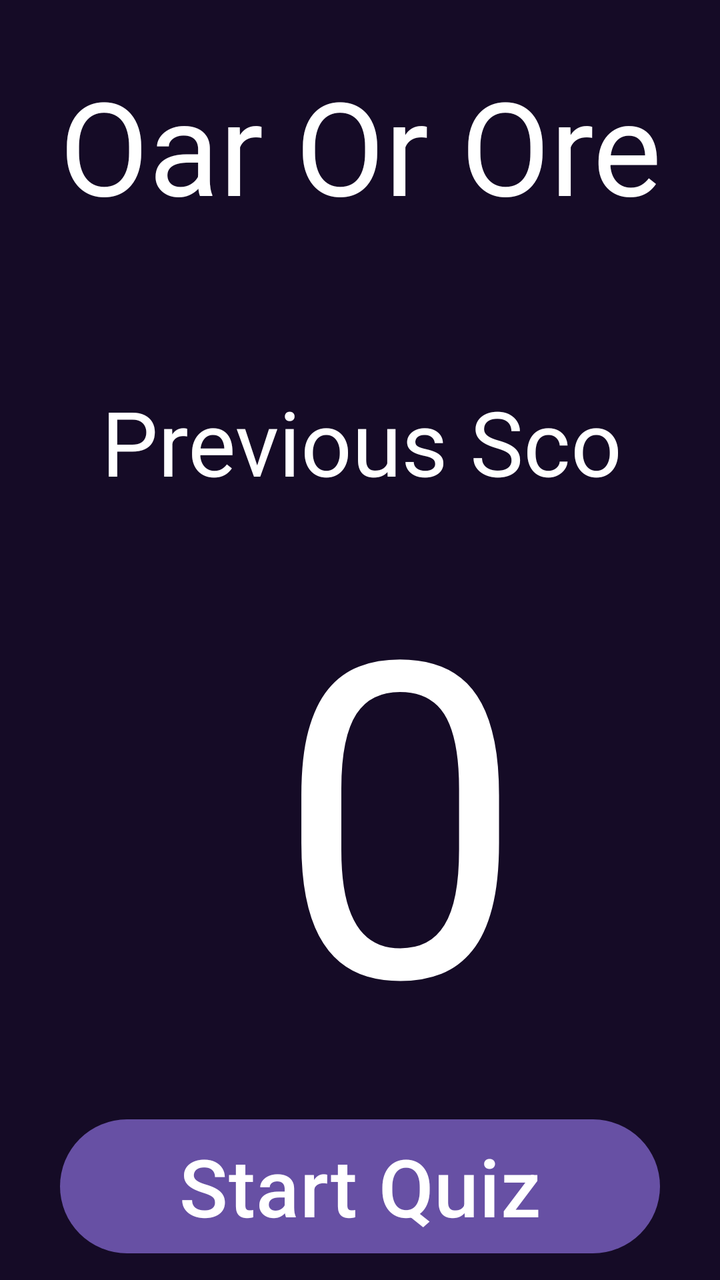
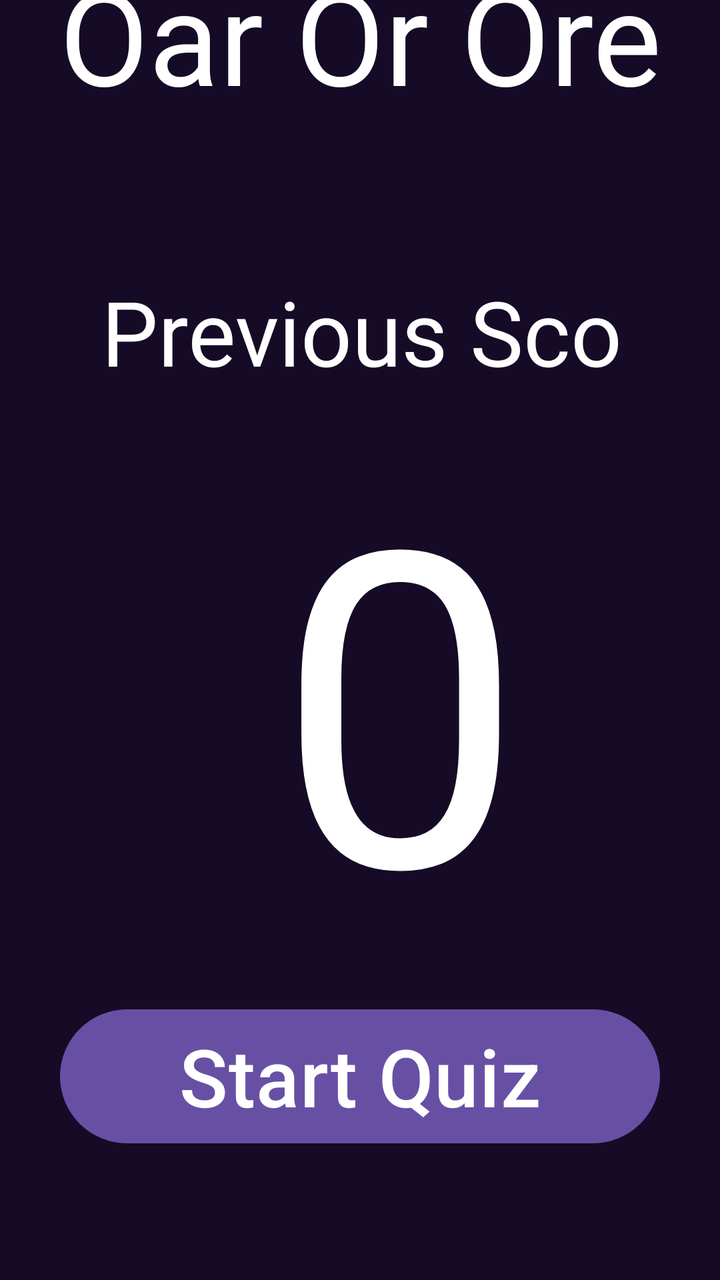

Before-and-after screenshots of an Android layout around one commit, followed by the original layout XML and the change that was made.
<!-- AndroidManifest.xml: application theme Theme.QuizTime -->
<!-- res/layout/main_menu.xml -->
<?xml version="1.0" encoding="utf-8"?>
<LinearLayout xmlns:android="http://schemas.android.com/apk/res/android"
    android:layout_width="match_parent"
    android:layout_height="match_parent"
    android:gravity="center"
    android:orientation="vertical"
    android:background="#150b26">

    <TextView
        android:layout_width="match_parent"
        android:layout_height="wrap_content"
        android:gravity="center"
        android:layout_margin="20sp"
        android:textColor="#FFFFFF"
        android:textSize="65sp"
        android:text="Oar Or Ore"/>

    <LinearLayout
        android:layout_width="wrap_content"
        android:layout_height="wrap_content"
        android:orientation="vertical"
        android:layout_margin="50sp">

        <TextView
            android:layout_width="300sp"
            android:layout_height="70sp"
            android:gravity="center"
            android:textColor="#FFFFFF"
            android:textSize="45sp"
            android:text="Previous Score"/>

        <TextView
            android:id="@+id/pastscore"
            android:layout_width="300sp"
            android:layout_height="250sp"
            android:gravity="center"
            android:textColor="#FFFFFF"
            android:textSize="220sp"
            android:text="0"/>

    </LinearLayout>

    <Button
        android:id="@+id/start"
        android:layout_width="300sp"
        android:layout_height="75sp"
        android:textColor="#FFFFFF"
        android:textSize="40dp"
        android:text="Start Quiz"/>

</LinearLayout>
<!-- resources referenced by this layout -->
<resources>
  <style name="Theme.QuizTime" parent="Base.Theme.QuizTime" />
  <style name="Base.Theme.QuizTime" parent="Theme.Material3.DayNight.NoActionBar">
          
          
      </style>
</resources>

<!-- the commit's change to res/layout/main_menu.xml (unified diff, before → after) -->
@@ -5,6 +5,19 @@
     android:gravity="center"
     android:orientation="vertical"
     android:background="#150b26">
+
+    <ImageView
+        android:id="@+id/confetti"
+        android:layout_width="match_parent"
+        android:layout_height="match_parent"
+        android:scaleType="centerCrop"/>
+
+    <LinearLayout
+        android:layout_width="match_parent"
+        android:layout_height="match_parent"
+        android:orientation="vertical"
+        android:gravity="center"
+        android:layout_marginTop="-750dp">
 
     <TextView
         android:layout_width="match_parent"
@@ -48,4 +61,6 @@
         android:textSize="40dp"
         android:text="Start Quiz"/>
 
+    </LinearLayout>
+
 </LinearLayout>
